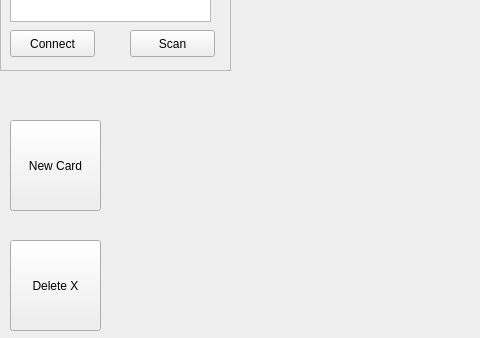
Old version of the form Code/iplanpy.ui in the repository Peacecake/ITT-Abschlussprojekt; both pictures show x 0 to 480 and y 250 to 588 of the 1108 by 588 pixel window.
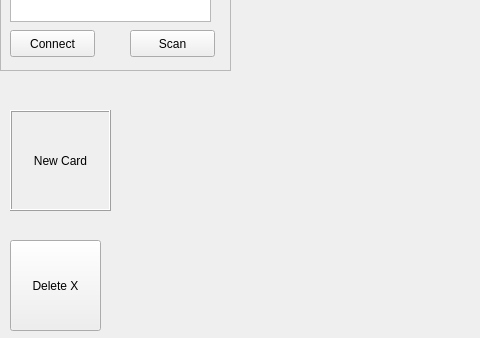
New version of the form.

Commit message: cards get generated at position of click, but are not dragable instantly

What changed in the file:
```diff
--- a/Code/iplanpy.ui
+++ b/Code/iplanpy.ui
@@ -144,24 +144,6 @@
     </property>
    </widget>
   </widget>
-  <widget class="QPushButton" name="new_card">
-   <property name="geometry">
-    <rect>
-     <x>10</x>
-     <y>370</y>
-     <width>91</width>
-     <height>91</height>
-    </rect>
-   </property>
-   <property name="styleSheet">
-    <string notr="true">QPushButton:hover#new_card {
-	background-color: green
-}</string>
-   </property>
-   <property name="text">
-    <string>New Card</string>
-   </property>
-  </widget>
   <widget class="QPushButton" name="delete_card">
    <property name="geometry">
     <rect>
@@ -180,6 +162,34 @@
     <string>Delete X</string>
    </property>
   </widget>
+  <widget class="QLabel" name="lbl_new_card">
+   <property name="geometry">
+    <rect>
+     <x>10</x>
+     <y>360</y>
+     <width>101</width>
+     <height>101</height>
+    </rect>
+   </property>
+   <property name="styleSheet">
+    <string notr="true">QLabel:hover#lbl_new_card {
+	background-color: green;
+	color: white
+}</string>
+   </property>
+   <property name="frameShape">
+    <enum>QFrame::Box</enum>
+   </property>
+   <property name="frameShadow">
+    <enum>QFrame::Raised</enum>
+   </property>
+   <property name="text">
+    <string>New Card</string>
+   </property>
+   <property name="alignment">
+    <set>Qt::AlignCenter</set>
+   </property>
+  </widget>
   <zorder>delete_card</zorder>
   <zorder>new_card</zorder>
   <zorder>fr_connection</zorder>
```
Left out of the diff: 2 changed lines with no effect on the pictures. The commit also changes 1 other file.
